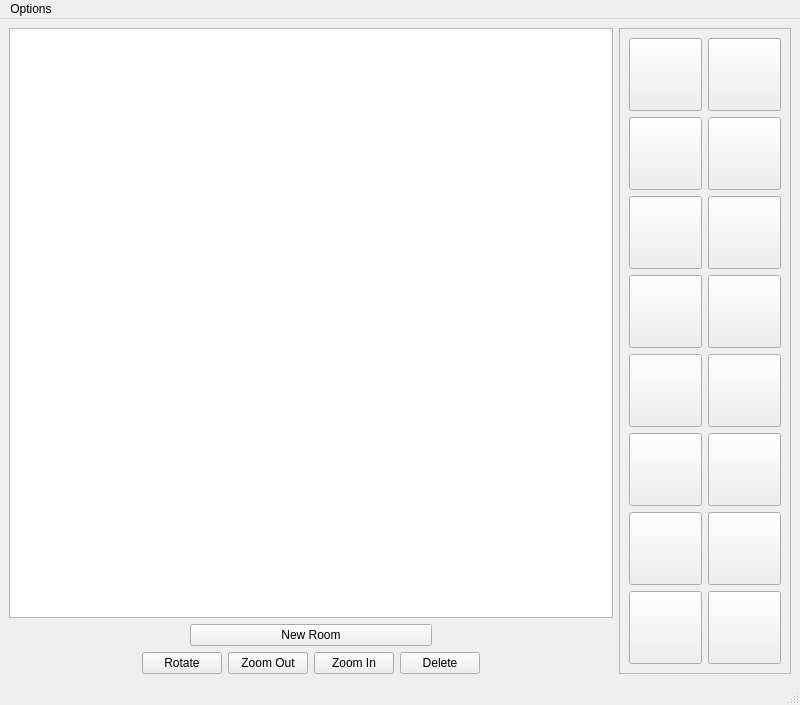
ajvazz/Home-Planner-2D, file src/ui/design_window.ui: the form before one commit.
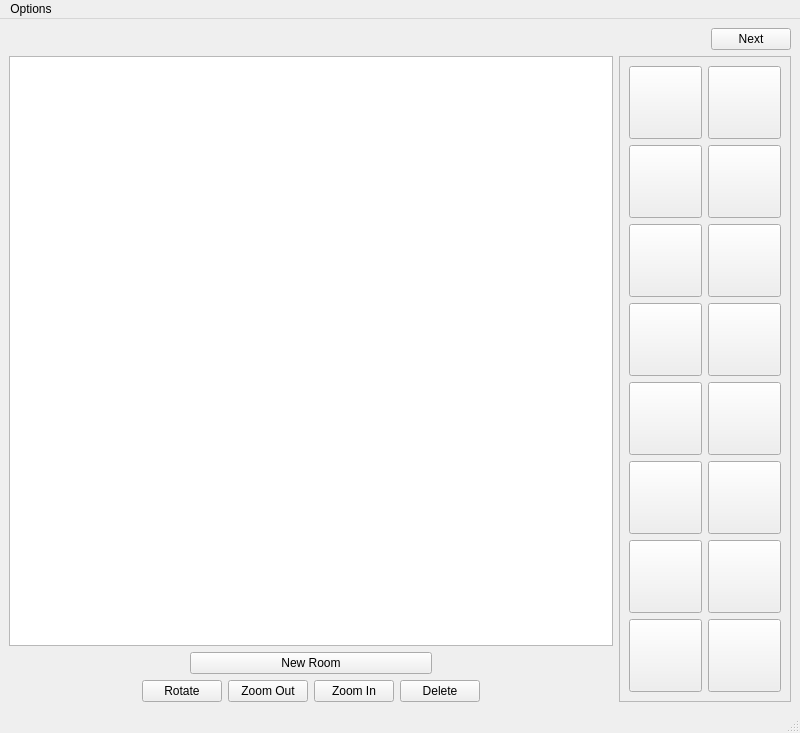
The form after the commit. Icons and pictures are not drawn.

Commit message:
Next button takes to TemplateWindow; RegEx; dimensions, shortcut
- New button 'Next' was added, which saves created rooms and then opens
window where the user can add furniture to those rooms.
In that window, those rooms cannot be moved and edited.
- Room dimension are now double, instead of int
- Added regex to room dimensions input, now the program does not crash
when something other than numbers is entered.
- Added shortcut to 'New Room' button

Diff of the .ui file:
```diff
--- a/src/ui/design_window.ui
+++ b/src/ui/design_window.ui
@@ -7,14 +7,40 @@
     <x>0</x>
     <y>0</y>
     <width>800</width>
-    <height>600</height>
+    <height>724</height>
    </rect>
   </property>
   <property name="windowTitle">
    <string>MainWindow</string>
   </property>
   <widget class="QWidget" name="centralwidget">
-   <layout class="QHBoxLayout" name="horizontalLayout_11" stretch="4,1">
+   <layout class="QVBoxLayout" name="verticalLayout_3">
+    <item>
+     <layout class="QHBoxLayout" name="horizLO_Top">
+      <item>
+       <spacer name="horizSpacer">
+        <property name="orientation">
+         <enum>Qt::Horizontal</enum>
+        </property>
+        <property name="sizeHint" stdset="0">
+         <size>
+          <width>40</width>
+          <height>20</height>
+         </size>
+        </property>
+       </spacer>
+      </item>
+      <item>
+       <widget class="QPushButton" name="btnNext">
+        <property name="text">
+         <string>Next</string>
+        </property>
+       </widget>
+      </item>
+     </layout>
+    </item>
+    <item>
+     <layout class="QHBoxLayout" name="horizLO_Bottom" stretch="4,1">
     <item>
      <layout class="QVBoxLayout" name="verticalLayout_2">
       <item>
@@ -506,6 +532,8 @@
        </item>
       </layout>
      </widget>
+      </item>
+     </layout>
     </item>
    </layout>
   </widget>
```
Lines whose indentation alone changed are shown as unchanged. The commit also changes 2 other files.
